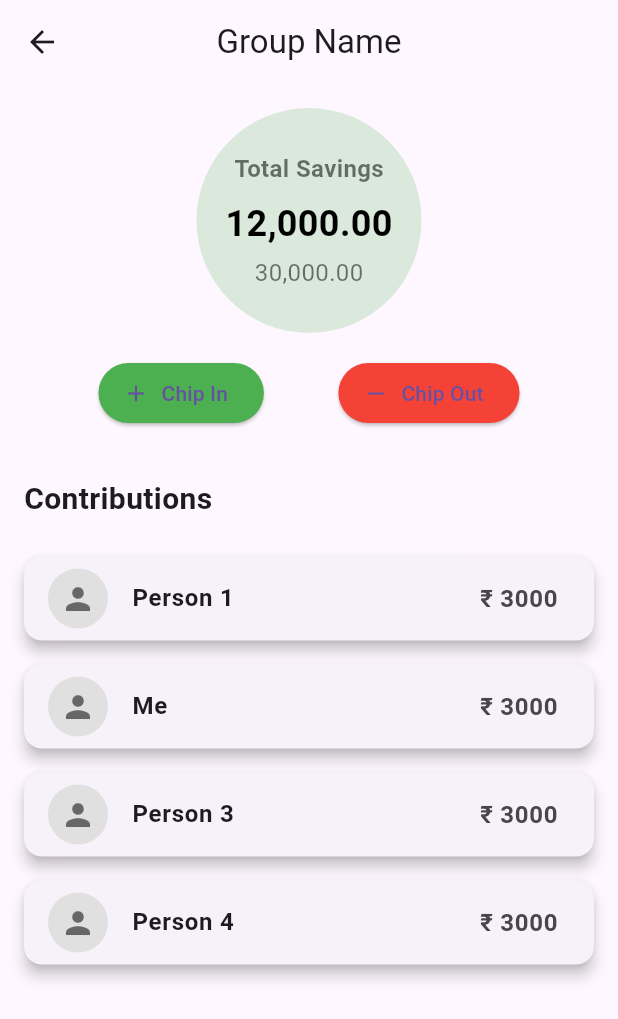
After one commit to kvssks/stash-fund, a Flutter app: the TestScreen screen opened by its route, on a phone screen of 412 x 824 dp. The commit adds this screen. Shown: the top 1019 px of the screen. Run offline on Flutter 3.47's test engine with Material 3 defaults, Android fonts, the light colour scheme and no system bars.

Commit message:
tested a sample design with chatgpt

```diff
--- a/lib/main.dart
+++ b/lib/main.dart
@@ -4,6 +4,7 @@ import 'package:state_secret/screens/missions.dart';
 import 'package:state_secret/screens/pay.dart';
 import 'package:state_secret/screens/profile.dart';
 import 'package:state_secret/screens/savings.dart';
+import 'package:state_secret/screens/test.dart';
 // import 'dashboard.dart';
 // import 'pay.dart';
 // import 'missions.dart';
@@ -18,12 +19,14 @@ class MyApp extends StatelessWidget {
   @override
   Widget build(BuildContext context) {
     return MaterialApp(
+      debugShowCheckedModeBanner: false,
       title: 'Routing Demo',
       theme: ThemeData(
         primarySwatch: Colors.blue,
       ),
       home: HomeScreen(),
       routes: {
+        '/test': (context) => TestScreen(),
         '/dashboard': (context) => DashboardScreen(),
         '/pay': (context) => PayScreen(),
         '/missions': (context) => MissionsScreen(),
@@ -45,6 +48,12 @@ class HomeScreen extends StatelessWidget {
         child: Column(
           mainAxisAlignment: MainAxisAlignment.center,
           children: <Widget>[
+            ElevatedButton(
+              onPressed: () {
+                Navigator.pushNamed(context, '/test');
+              },
+              child: Text('Go to test'),
+            ),
             ElevatedButton(
               onPressed: () {
                 Navigator.pushNamed(context, '/dashboard');
--- a/lib/screens/pay.dart
+++ b/lib/screens/pay.dart
@@ -1,6 +1,5 @@
 
 import 'package:flutter/material.dart';
-
 
 class PayScreen extends StatelessWidget {
   @override
--- /dev/null
+++ b/lib/screens/test.dart
@@ -0,0 +1,160 @@
+import 'package:flutter/material.dart';
+
+class TestScreen extends StatelessWidget {
+  @override
+  Widget build(BuildContext context) {
+    return Scaffold(
+      appBar: AppBar(
+        leading: IconButton(
+          icon: Icon(Icons.arrow_back),
+          onPressed: () {
+            Navigator.pop(context);
+          },
+        ),
+        title: Text('Group Name'),
+        centerTitle: true,
+      ),
+      body: Padding(
+        padding: const EdgeInsets.all(16.0),
+        child: Column(
+          crossAxisAlignment: CrossAxisAlignment.stretch,
+          children: [
+            Center(
+              child: Column(
+                children: [
+                  // Total Savings Circle
+                  Container(
+                    width: 150,
+                    height: 150,
+                    decoration: BoxDecoration(
+                      shape: BoxShape.circle,
+                      color: Colors.green.withOpacity(0.2),
+                    ),
+                    child: Center(
+                      child: Column(
+                        mainAxisAlignment: MainAxisAlignment.center,
+                        children: [
+                          Text(
+                            'Total Savings',
+                            style: TextStyle(
+                              fontSize: 16,
+                              fontWeight: FontWeight.bold,
+                              color: Colors.black54,
+                            ),
+                          ),
+                          SizedBox(height: 8),
+                          Text(
+                            '12,000.00',
+                            style: TextStyle(
+                              fontSize: 24,
+                              fontWeight: FontWeight.bold,
+                              color: Colors.black,
+                            ),
+                          ),
+                          SizedBox(height: 4),
+                          Text(
+                            '30,000.00',
+                            style: TextStyle(
+                              fontSize: 16,
+                              color: Colors.black54,
+                            ),
+                          ),
+                        ],
+                      ),
+                    ),
+                  ),
+                  SizedBox(height: 16),
+                  // Chip In and Chip Out Buttons
+                  Row(
+                    mainAxisAlignment: MainAxisAlignment.spaceEvenly,
+                    children: [
+                      ElevatedButton.icon(
+                        onPressed: () {},
+                        icon: Icon(Icons.add),
+                        label: Text('Chip In'),
+                        style: ElevatedButton.styleFrom(
+                          backgroundColor: Colors.green,
+                        ),
+                      ),
+                      ElevatedButton.icon(
+                        onPressed: () {},
+                        icon: Icon(Icons.remove),
+                        label: Text('Chip Out'),
+                        style: ElevatedButton.styleFrom(
+                          backgroundColor: Colors.red,
+                        ),
+                      ),
+                    ],
+                  ),
+                ],
+              ),
+            ),
+            SizedBox(height: 32),
+            // Contributions Section
+            Text(
+              'Contributions',
+              style: TextStyle(
+                fontSize: 20,
+                fontWeight: FontWeight.bold,
+              ),
+            ),
+            SizedBox(height: 16),
+            Expanded(
+              child: ListView(
+                children: [
+                  ContributionCard(name: 'Person 1', amount: 3000),
+                  ContributionCard(name: 'Me', amount: 3000),
+                  ContributionCard(name: 'Person 3', amount: 3000),
+                  ContributionCard(name: 'Person 4', amount: 3000),
+                ],
+              ),
+            ),
+          ],
+        ),
+      ),
+    );
+  }
+}
+
+class ContributionCard extends StatelessWidget {
+  final String name;
+  final int amount;
+
+  ContributionCard({required this.name, required this.amount});
+
+  @override
+  Widget build(BuildContext context) {
+    return Card(
+      margin: const EdgeInsets.symmetric(vertical: 8.0),
+      shape: RoundedRectangleBorder(
+        borderRadius: BorderRadius.circular(12.0),
+      ),
+      elevation: 4,
+      child: ListTile(
+        leading: CircleAvatar(
+          backgroundColor: Colors.grey[300],
+          child: Icon(Icons.person, color: Colors.black54),
+        ),
+        title: Text(
+          name,
+          style: TextStyle(
+            fontWeight: FontWeight.bold,
+          ),
+        ),
+        trailing: Text(
+          '₹ $amount',
+          style: TextStyle(
+            fontSize: 16,
+            fontWeight: FontWeight.bold,
+          ),
+        ),
+      ),
+    );
+  }
+}
+
+void main() {
+  runApp(MaterialApp(
+    home: TestScreen(),
+  ));
+}
```
Also changed, not shown: 2 other files.
